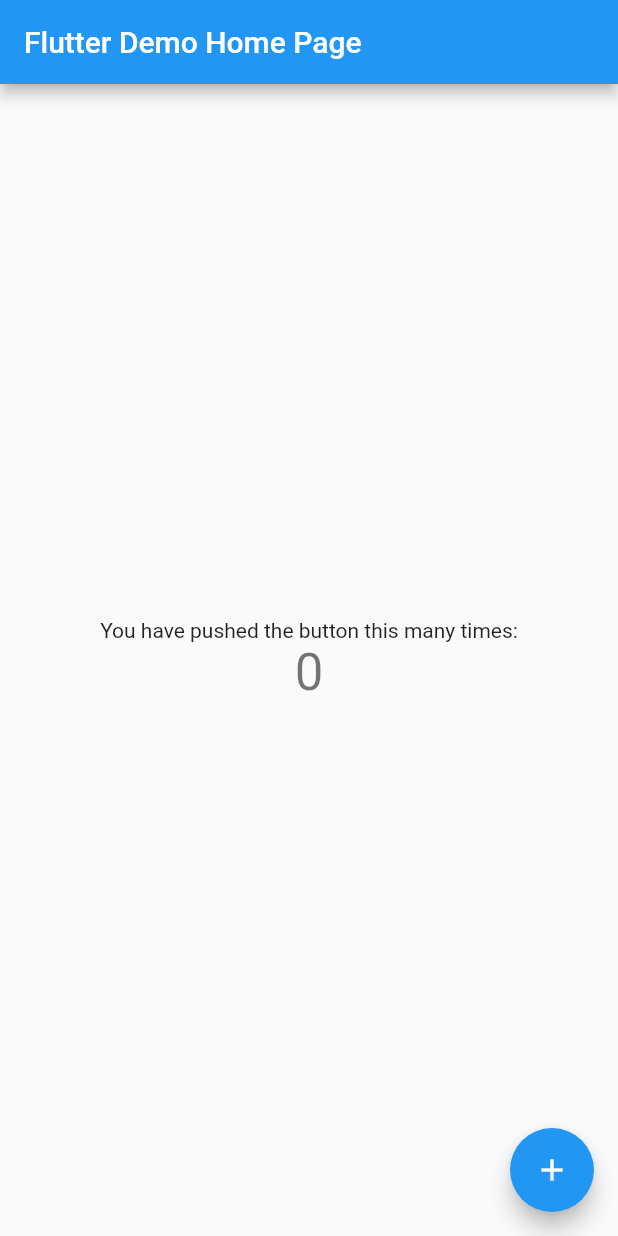
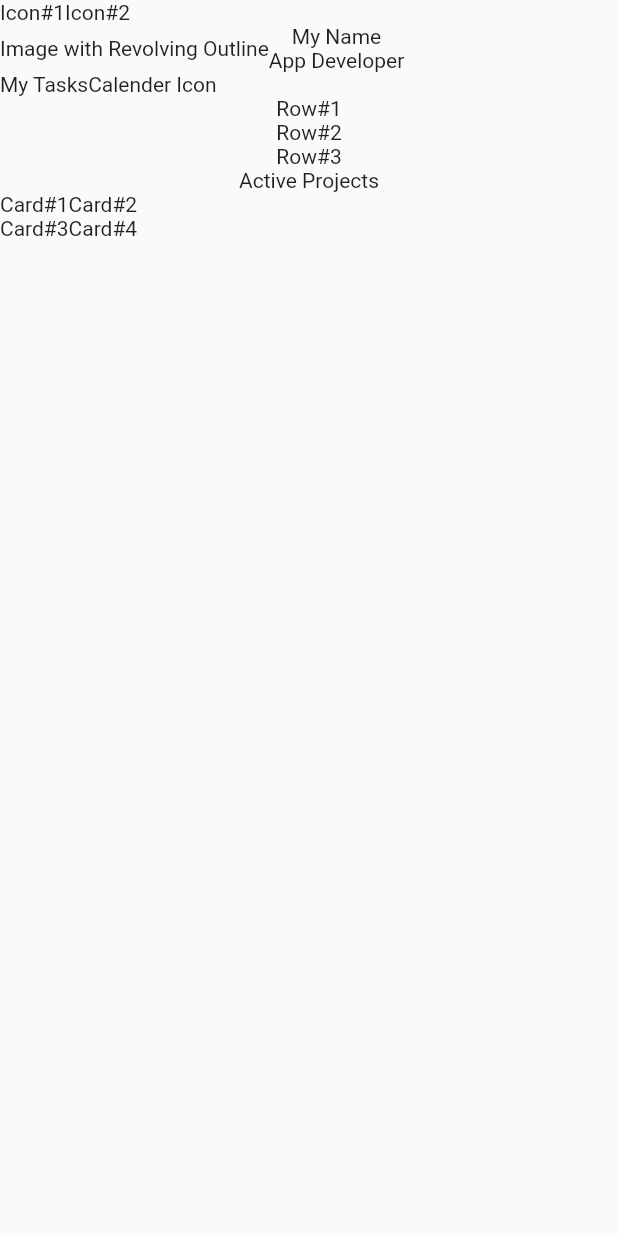
Before and after one commit to Chetan-Goyal/Flutter-HomeScreen-UI, a Flutter app: the screen it shows after launch, on a phone screen of 412 x 824 dp. Run offline on Flutter 3.47's test engine with Material 2 defaults, Android fonts, the phone set to English and light mode, and no system bars.

Commit message:
Basic Layout

```diff
--- a/lib/main.dart
+++ b/lib/main.dart
@@ -1,113 +1,18 @@
 import 'package:flutter/material.dart';
+import 'screens/home_screen/home_screen.dart';
 
 void main() {
   runApp(MyApp());
 }
 
 class MyApp extends StatelessWidget {
-  // This widget is the root of your application.
   @override
   Widget build(BuildContext context) {
     return MaterialApp(
-      title: 'Flutter Demo',
-      theme: ThemeData(
-        // This is the theme of your application.
-        //
-        // Try running your application with "flutter run". You'll see the
-        // application has a blue toolbar. Then, without quitting the app, try
-        // changing the primarySwatch below to Colors.green and then invoke
-        // "hot reload" (press "r" in the console where you ran "flutter run",
-        // or simply save your changes to "hot reload" in a Flutter IDE).
-        // Notice that the counter didn't reset back to zero; the application
-        // is not restarted.
-        primarySwatch: Colors.blue,
-      ),
-      home: MyHomePage(title: 'Flutter Demo Home Page'),
+      initialRoute: "/home",
+      routes: {
+        "/home": (BuildContext context) => HomeScreen(),
+      },
     );
   }
 }
-
-class MyHomePage extends StatefulWidget {
-  MyHomePage({Key? key, required this.title}) : super(key: key);
-
-  // This widget is the home page of your application. It is stateful, meaning
-  // that it has a State object (defined below) that contains fields that affect
-  // how it looks.
-
-  // This class is the configuration for the state. It holds the values (in this
-  // case the title) provided by the parent (in this case the App widget) and
-  // used by the build method of the State. Fields in a Widget subclass are
-  // always marked "final".
-
-  final String title;
-
-  @override
-  _MyHomePageState createState() => _MyHomePageState();
-}
-
-class _MyHomePageState extends State<MyHomePage> {
-  int _counter = 0;
-
-  void _incrementCounter() {
-    setState(() {
-      // This call to setState tells the Flutter framework that something has
-      // changed in this State, which causes it to rerun the build method below
-      // so that the display can reflect the updated values. If we changed
-      // _counter without calling setState(), then the build method would not be
-      // called again, and so nothing would appear to happen.
-      _counter++;
-    });
-  }
-
-  @override
-  Widget build(BuildContext context) {
-    // This method is rerun every time setState is called, for instance as done
-    // by the _incrementCounter method above.
-    //
-    // The Flutter framework has been optimized to make rerunning build methods
-    // fast, so that you can just rebuild anything that needs updating rather
-    // than having to individually change instances of widgets.
-    return Scaffold(
-      appBar: AppBar(
-        // Here we take the value from the MyHomePage object that was created by
-        // the App.build method, and use it to set our appbar title.
-        title: Text(widget.title),
-      ),
-      body: Center(
-        // Center is a layout widget. It takes a single child and positions it
-        // in the middle of the parent.
-        child: Column(
-          // Column is also a layout widget. It takes a list of children and
-          // arranges them vertically. By default, it sizes itself to fit its
-          // children horizontally, and tries to be as tall as its parent.
-          //
-          // Invoke "debug painting" (press "p" in the console, choose the
-          // "Toggle Debug Paint" action from the Flutter Inspector in Android
-          // Studio, or the "Toggle Debug Paint" command in Visual Studio Code)
-          // to see the wireframe for each widget.
-          //
-          // Column has various properties to control how it sizes itself and
-          // how it positions its children. Here we use mainAxisAlignment to
-          // center the children vertically; the main axis here is the vertical
-          // axis because Columns are vertical (the cross axis would be
-          // horizontal).
-          mainAxisAlignment: MainAxisAlignment.center,
-          children: <Widget>[
-            Text(
-              'You have pushed the button this many times:',
-            ),
-            Text(
-              '$_counter',
-              style: Theme.of(context).textTheme.headline4,
-            ),
-          ],
-        ),
-      ),
-      floatingActionButton: FloatingActionButton(
-        onPressed: _incrementCounter,
-        tooltip: 'Increment',
-        child: Icon(Icons.add),
-      ), // This trailing comma makes auto-formatting nicer for build methods.
-    );
-  }
-}
--- /dev/null
+++ b/lib/screens/home_screen/home_screen.dart
@@ -0,0 +1,53 @@
+import 'package:flutter/material.dart';
+
+class HomeScreen extends StatelessWidget {
+  @override
+  Widget build(BuildContext context) {
+    return Scaffold(
+      body: SafeArea(
+          child: Column(
+        children: [
+          Container(
+            child: Column(
+              children: [
+                Row(
+                  children: [
+                    Text("Icon#1"),
+                    Text("Icon#2"),
+                  ],
+                ),
+                Row(
+                  children: [
+                    Text("Image with Revolving Outline"),
+                    Column(children: [
+                      Text("My Name"),
+                      Text("App Developer"),
+                    ])
+                  ],
+                )
+              ],
+            ),
+          ),
+          Row(
+            children: [
+              Text("My Tasks"),
+              Text("Calender Icon"),
+            ],
+          ),
+          Text("Row#1"),
+          Text("Row#2"),
+          Text("Row#3"),
+          Text("Active Projects"),
+          Row(children: [
+            Text("Card#1"),
+            Text("Card#2"),
+          ]),
+          Row(children: [
+            Text("Card#3"),
+            Text("Card#4"),
+          ]),
+        ],
+      )),
+    );
+  }
+}
```
